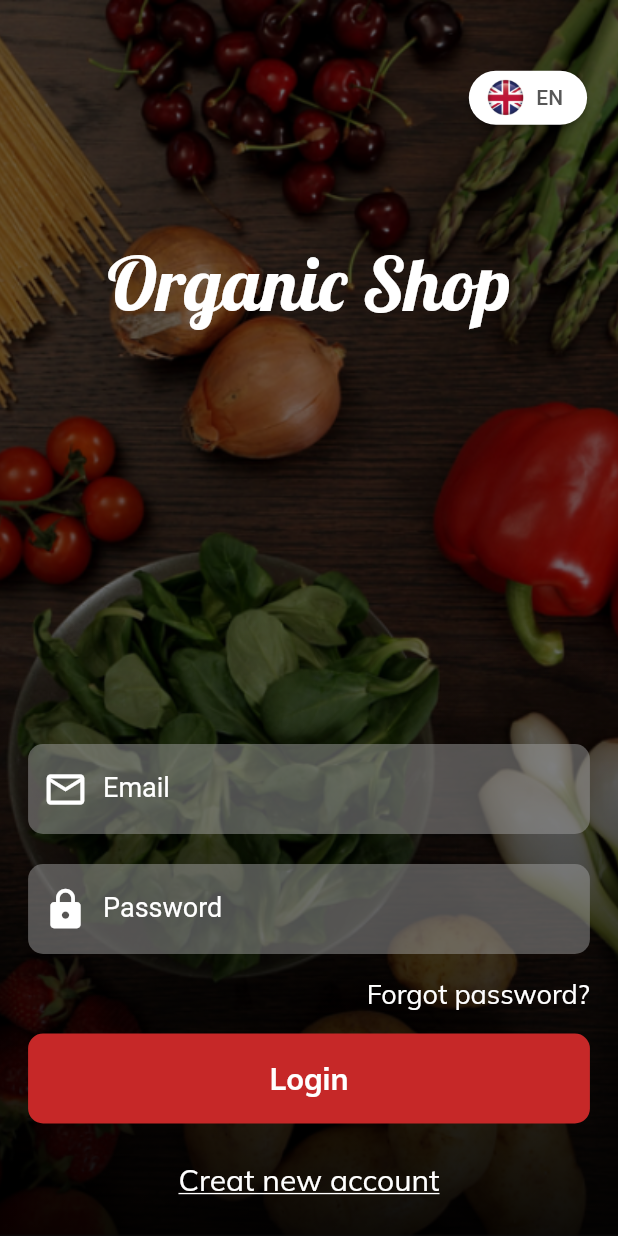
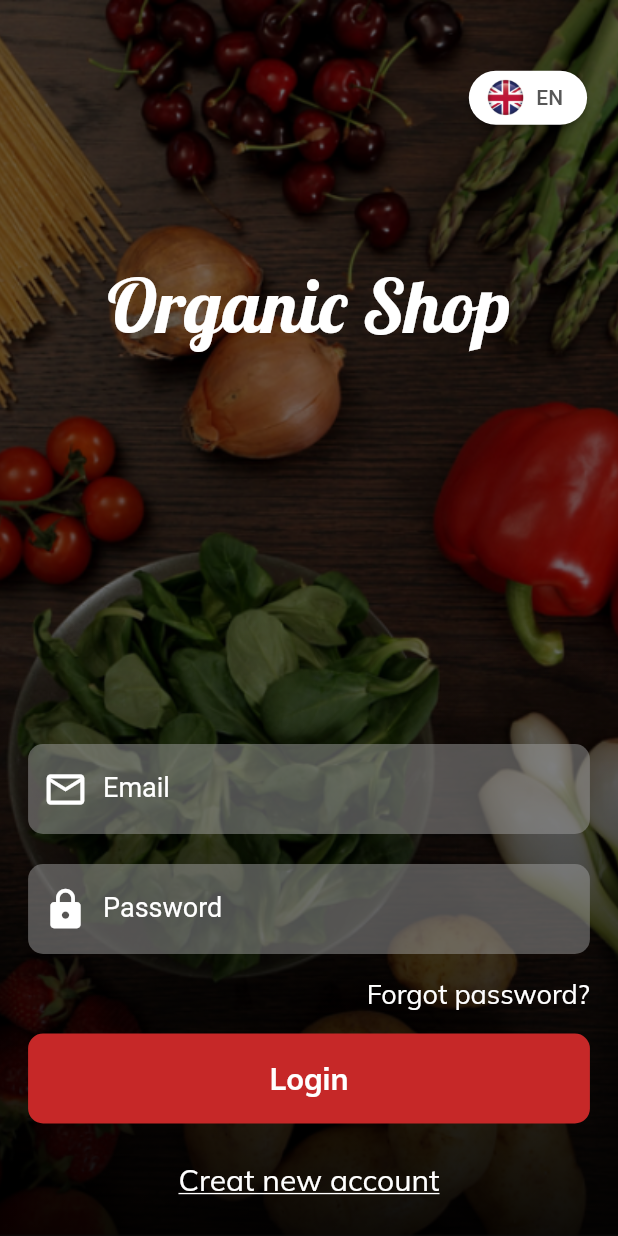
Before and after one commit to huyhuynh1905/organic_app_flutter, a Flutter app: the screen it shows after launch, on a phone screen of 412 x 824 dp. Run offline on Flutter 3.47's test engine with Material 2 defaults, Android fonts, the phone set to English and light mode, and no system bars; our stand-ins replace easy_localization, google_fonts, lottie; project files that could hold a hidden picture were left out.

Commit message:
edit splash and login layout

```diff
--- a/lib/screen/login_screen.dart
+++ b/lib/screen/login_screen.dart
@@ -32,6 +32,7 @@ class _LoginScreenState extends State<LoginScreen> {
               backgroundColor: Colors.transparent,
               body: Column(
                 children: [
+                  SizedBox(height: size.height*0.035,),
                   Flexible(
                     child: Center(
                       child: Text(
--- a/lib/screen/splash_screen.dart
+++ b/lib/screen/splash_screen.dart
@@ -18,7 +18,7 @@ class _SplashScreenState extends State<SplashScreen> {
   @override
   void initState() {
     SystemChrome.setSystemUIOverlayStyle(SystemUiOverlayStyle(statusBarColor: Colors.transparent));
-    SystemChrome.setEnabledSystemUIOverlays([SystemUiOverlay.top]);
+    //SystemChrome.setEnabledSystemUIOverlays([SystemUiOverlay.top]);
     super.initState();
     Timer(Duration(seconds: 2),()=>Navigator.pushReplacementNamed(context, "/login"));
   }
```
Also changed, not shown: 1 other file.
